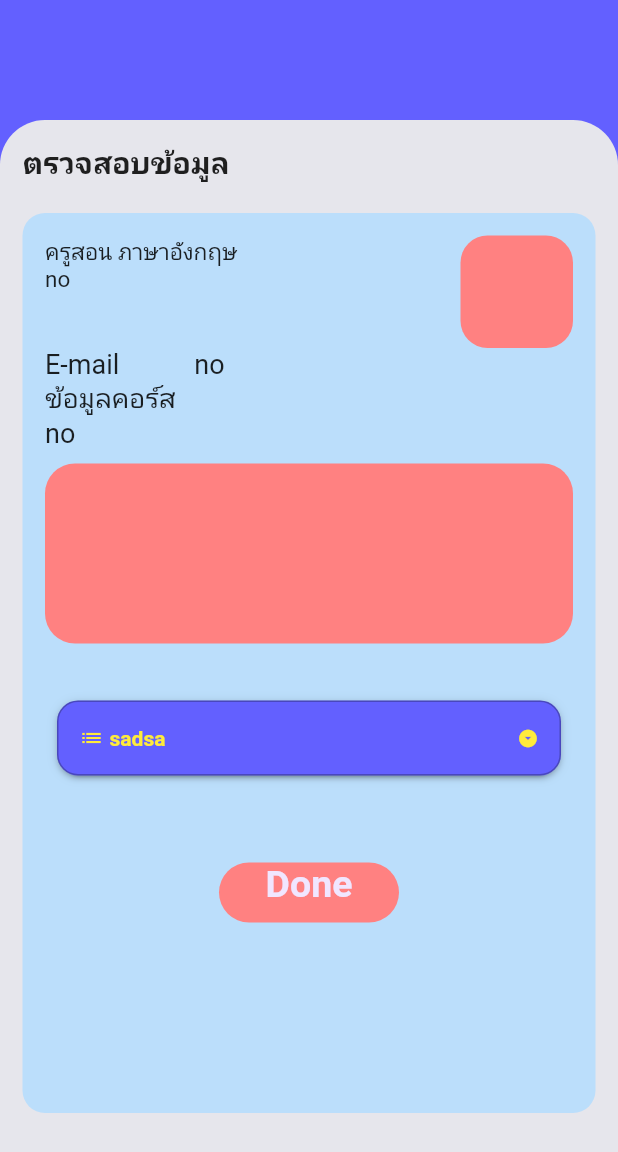
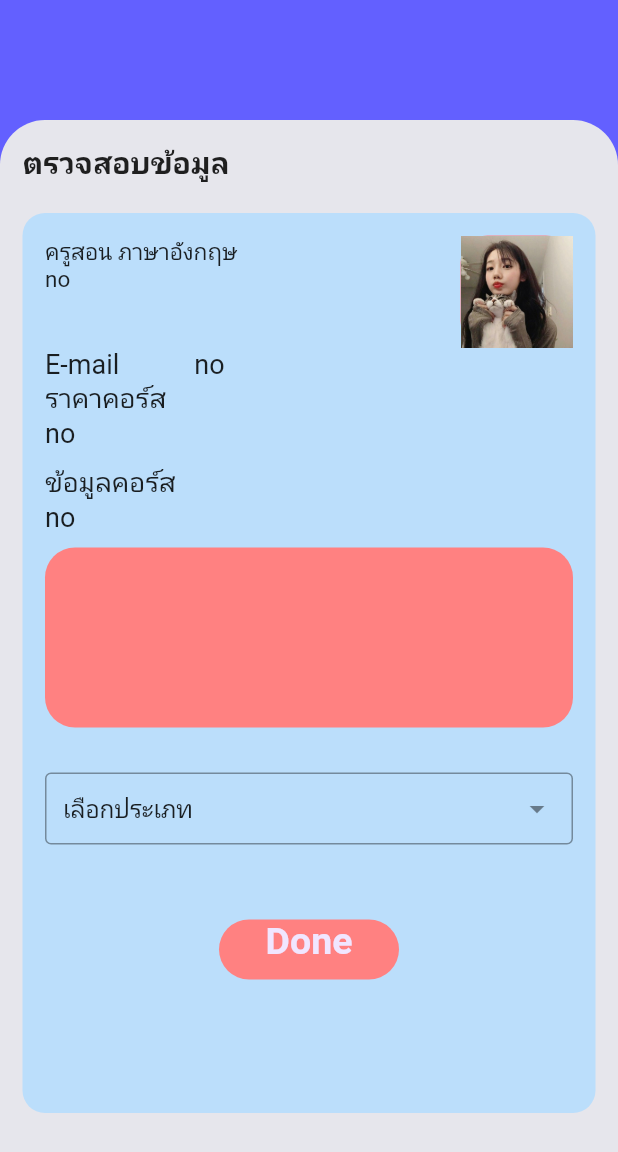
Before and after one commit to noymak/Luk-To-Learn, a Flutter app: the CheckInfoCourse screen opened by its route, on a phone screen of 412 x 824 dp. Shown: the top 1152 px of the screen. Run offline on Flutter 3.47's test engine with Material 2 defaults, Android fonts, the phone set to English and light mode, and no system bars; drawn by our look-alikes of dropdown_button2, dropdown_search; our stand-ins replace cloud_firestore, firebase_auth, firebase_core, firebase_storage, get, google_fonts and 3 more; missing offline and left inert: splash_screen_view; accounts and stored records are empty; network calls fail; Roboto replaces fonts that are missing (Kanit).

Commit message:
เพิ่มบัค

```diff
--- a/project-main/lib/Screens/tutor_screen/checkinfocourse.dart
+++ b/project-main/lib/Screens/tutor_screen/checkinfocourse.dart
@@ -1,4 +1,5 @@
 import 'package:dropdown_button2/dropdown_button2.dart';
+import 'package:dropdown_search/dropdown_search.dart';
 import 'package:flutter/material.dart';
 import 'package:get/get.dart';
 import 'package:google_fonts/google_fonts.dart';
@@ -18,18 +19,6 @@ class _CheckInfoCourseState extends State<CheckInfoCourse> {
   @override
   Widget build(BuildContext context) {
     var size = MediaQuery.of(context).size;
-
-    final List<String> items = [
-      'ภาษาไทย',
-      'ภาษาอังกฤษ',
-      'คณิตศาสตร์',
-      'วิทยาศาสตร์',
-      'เคมี',
-      'ฟิสิกซ์',
-      'ศิลปะ',
-      'การออกกำลังกาย',
-    ];
-    String? selectedValue;
 
     return Scaffold(
       backgroundColor: kPrimaryColors,
@@ -93,7 +82,6 @@ class _CheckInfoCourseState extends State<CheckInfoCourse> {
                                       fontSize: 15,
                                     ),
                                   ),
-
                                 ],
                               ),
                               Container(
@@ -103,7 +91,8 @@ class _CheckInfoCourseState extends State<CheckInfoCourse> {
                                     borderRadius: BorderRadius.circular(18),
                                     color: kPrimaryColor1,
                                   ),
-                              ),
+                                  child:
+                                      Image.asset('assets/images/profile.jpg')),
                             ],
                           ),
                           Row(
@@ -126,6 +115,21 @@ class _CheckInfoCourseState extends State<CheckInfoCourse> {
                                 ),
                               )
                             ],
+                          ),
+                          Text(
+                            'ราคาคอร์ส',
+                            style: GoogleFonts.kanit(
+                              fontSize: 18,
+                            ),
+                          ),
+                          Text(
+                            (courseController.listCourses.length > 0
+                                ? courseController.listCourses[0]['price']
+                                : 'no'),
+                            style: GoogleFonts.kanit(fontSize: 18),
+                          ),
+                          SizedBox(
+                            height: 10,
                           ),
                           Text(
                             'ข้อมูลคอร์ส',
@@ -153,92 +157,19 @@ class _CheckInfoCourseState extends State<CheckInfoCourse> {
                           SizedBox(
                             height: 30,
                           ),
-                          Padding(
-                            padding: const EdgeInsets.all(8.0),
-                            child: Center(
-                              child: DropdownButtonHideUnderline(
-                                child: DropdownButton2(
-                                  isExpanded: true,
-                                  hint: Row(
-                                    children: [
-                                      Icon(
-                                        Icons.list,
-                                        size: 16,
-                                        color: Colors.yellow,
-                                      ),
-                                      SizedBox(
-                                        width: 4,
-                                      ),
-                                      Expanded(
-                                        child: Text(
-                                          'sadsa',
-                                          style: TextStyle(
-                                            fontSize: 14,
-                                            fontWeight: FontWeight.bold,
-                                            color: Colors.yellow,
-                                          ),
-                                          overflow: TextOverflow.ellipsis,
-                                        ),
-                                      ),
-                                    ],
-                                  ),
-                                  items: items
-                                      .map((item) => DropdownMenuItem<String>(
-                                            value: item,
-                                            child: Text(
-                                              item,
-                                              style: const TextStyle(
-                                                fontSize: 14,
-                                                fontWeight: FontWeight.bold,
-                                                color: Colors.white,
-                                              ),
-                                              overflow: TextOverflow.ellipsis,
-                                            ),
-                                          ))
-                                      .toList(),
-                                  value: selectedValue,
-                                  onChanged: (value) {
-                                    setState(() {
-                                      selectedValue = value as String;
-                                    });
-                                    print(selectedValue);
+                          DropdownSearch(
+                            items: ["ภาษาไทย", "ภาษาอังกฤษ", "คณิตศาสตร์", "วิทยาศาสตร์"],
+                            // InputDecoration(labelText: "Name"),
+                            onChanged: print,
+                            selectedItem: "เลือกประเภท",
+                            validator: (String? item) {
+                              if (item == null)
+                                return "Required field";
+                              else if (item == "ภาษาไทย")
+                                return "Invalid item";
+                              else
+                                return null;
                             },
-                                  icon: const Icon(
-                                    Icons.arrow_drop_down_circle,
-                                  ),
-                                  iconSize: 14,
-                                  iconEnabledColor: Colors.yellow,
-                                  iconDisabledColor: Colors.grey,
-                                  buttonHeight: 50,
-                                  buttonWidth: size.width,
-                                  buttonPadding: const EdgeInsets.only(
-                                      left: 14, right: 14),
-                                  buttonDecoration: BoxDecoration(
-                                    borderRadius: BorderRadius.circular(14),
-                                    border: Border.all(
-                                      color: Colors.black26,
-                                    ),
-                                    color: kPrimaryColors,
-                                  ),
-                                  buttonElevation: 2,
-                                  itemHeight: 30,
-                                  itemPadding: const EdgeInsets.only(
-                                      left: 40, right: 14),
-                                  dropdownMaxHeight: 200,
-                                  dropdownWidth: size.width*0.9,
-                                  dropdownPadding: null,
-                                  dropdownDecoration: BoxDecoration(
-                                    borderRadius: BorderRadius.circular(14),
-                                    color: kPrimaryColors,
-                                  ),
-                                  dropdownElevation: 8,
-                                  scrollbarRadius: const Radius.circular(40),
-                                  scrollbarThickness: 6,
-                                  scrollbarAlwaysShow: true,
-                                  offset: const Offset(-20, 0),
-                                ),
-                              ),
-                            ),
                           ),
                           SizedBox(
                             height: 50,
--- a/project-main/lib/Screens/user_screen/editprofile.dart
+++ b/project-main/lib/Screens/user_screen/editprofile.dart
@@ -84,10 +84,12 @@ class _EditProfileState extends State<EditProfile> {
                               radius: 55,
                               backgroundImage: file != null
                                   ? Image.file(
-                              File(userprofileController.file!.path.toString()),
+                                      File(userprofileController.file!.path
+                                          .toString()),
                                       fit: BoxFit.cover,
                                     ).image
-                          : Image.asset('assets/images/profile.jpg').image,
+                                  : Image.asset('assets/images/profile.jpg')
+                                      .image,
                             ),
                           );
                         }),
@@ -122,14 +124,18 @@ class _EditProfileState extends State<EditProfile> {
                                           children: [
                                             InkWell(
                                               onTap: () {
-                                        userprofileController.chooseImages(
-                                            ImageSource.camera, context);
+                                                userprofileController
+                                                    .chooseImages(
+                                                        ImageSource.camera,
+                                                        context);
                                               },
                                               splashColor: kPrimaryColor1,
                                               child: Row(
                                                 children: [
                                                   Padding(
-                                            padding: const EdgeInsets.all(8.0),
+                                                    padding:
+                                                        const EdgeInsets.all(
+                                                            8.0),
                                                     child: Icon(
                                                       Icons.camera,
                                                       color: kPrimaryColor1,
@@ -140,7 +146,8 @@ class _EditProfileState extends State<EditProfile> {
                                                     style: GoogleFonts.kanit(
                                                       textStyle: TextStyle(
                                                           fontSize: 18,
-                                                  fontWeight: FontWeight.bold),
+                                                          fontWeight:
+                                                              FontWeight.bold),
                                                     ),
                                                   ),
                                                 ],
@@ -148,14 +155,18 @@ class _EditProfileState extends State<EditProfile> {
                                             ),
                                             InkWell(
                                               onTap: () {
-                                        userprofileController.chooseImages(
-                                            ImageSource.gallery, context);
+                                                userprofileController
+                                                    .chooseImages(
+                                                        ImageSource.gallery,
+                                                        context);
                                               },
                                               splashColor: kPrimaryColor1,
                                               child: Row(
                                                 children: [
                                                   Padding(
-                                            padding: const EdgeInsets.all(8.0),
+                                                    padding:
+                                                        const EdgeInsets.all(
+                                                            8.0),
                                                     child: Icon(
                                                       Icons.image,
                                                       color: kPrimaryColor1,
@@ -166,7 +177,8 @@ class _EditProfileState extends State<EditProfile> {
                                                     style: GoogleFonts.kanit(
                                                       textStyle: TextStyle(
                                                           fontSize: 18,
-                                                  fontWeight: FontWeight.bold),
+                                                          fontWeight:
+                                                              FontWeight.bold),
                                                     ),
                                                   ),
                                                 ],
@@ -182,7 +194,9 @@ class _EditProfileState extends State<EditProfile> {
                                               child: Row(
                                                 children: [
                                                   Padding(
-                                            padding: const EdgeInsets.all(8.0),
+                                                    padding:
+                                                        const EdgeInsets.all(
+                                                            8.0),
                                                     child: Icon(
                                                       Icons.remove_circle,
                                                       color: kPrimaryColor1,
@@ -193,7 +207,8 @@ class _EditProfileState extends State<EditProfile> {
                                                     style: GoogleFonts.kanit(
                                                       textStyle: TextStyle(
                                                           fontSize: 18,
-                                                  fontWeight: FontWeight.bold),
+                                                          fontWeight:
+                                                              FontWeight.bold),
                                                     ),
                                                   ),
                                                 ],
@@ -286,14 +301,17 @@ class _EditProfileState extends State<EditProfile> {
                               ),
                               GestureDetector(
                                 onTap: () {
+
                                   userprofileController.addDetail(
                                       userprofileController
                                           .firstnameController.text,
                                       userprofileController
                                           .lastnameController.text,
-                                      userprofileController.phoneController.text,
+                                      userprofileController
+                                          .phoneController.text,
                                       context,
-                                      userprofileController.emailController.text);
+                                      userprofileController
+                                          .emailController.text);
                                 },
                                 child: Container(
                                   height: 50,
@@ -344,8 +362,10 @@ Container EditPro(String text, TextEditingController controller) {
     child: Padding(
       padding: const EdgeInsets.symmetric(horizontal: 10),
       child: TextFormField(
+        controller: controller,
         decoration: InputDecoration(
           border: InputBorder.none,
+
           hintText: text,
         ),
       ),
--- a/project-main/lib/Screens/user_screen/paymentselect.dart
+++ b/project-main/lib/Screens/user_screen/paymentselect.dart
@@ -59,14 +59,14 @@ class _PaymentSelectState extends State<PaymentSelect> {
                         ListTile(
                           onTap: () {Navigator.pushNamed(context, '/paymentqr');},
                           leading: Container(
-                              height: 40, width: 40, child: Image.asset('')),
+                              height: 60, width: 60, child: Image.asset('assets/images/9cRHWYxV_400x400.jpg')),
                           title: Text('SCB QR'),
                           trailing: Icon(Icons.arrow_forward_ios),
                         ),
                         ListTile(
                           onTap: () {Navigator.pushNamed(context, '/paymentvisa');},
                           leading: Container(
-                              height: 40, width: 40, child: Image.asset('')),
+                              height: 60, width: 60, child: Image.asset('assets/images/349221.png')),
                           title: Text('Credit Card'),
                           trailing: Icon(Icons.arrow_forward_ios),
                         ),
--- a/project-main/lib/controllers/courses_controller.dart
+++ b/project-main/lib/controllers/courses_controller.dart
@@ -41,7 +41,14 @@ class CoursesController extends GetxController {
 
   Future addDetail(String tutorname, String coursename, String price,
       String detailcourse, BuildContext context, String email) async {
-    if (checkEmpty()) {
+        // print(email);
+        // print(tutorname);
+        // print(price);
+        // print(detailcourse);
+        // print(coursename);
+
+   try {
+      if (checkEmpty()) {
       return MotionToast.error(
         description: Text("Error"),
         title: Text("กรอกข้อมูลให้ครบถ้วน",
@@ -50,16 +57,16 @@ class CoursesController extends GetxController {
     } else {
       await FirebaseFirestore.instance
       .collection('courses')
-      .doc(FirebaseAuth.instance.currentUser!.uid)
+      .doc(email)
       .set({
         'tutorname': tutorname,
         'coursename': coursename,
         'price': price,
         'detailcourse': detailcourse,
         'email': email,
-        'image' : ''
+        'image' : '',
+      }).then((value) {
 
-      }).then((value) {
         Get.toNamed('/checkinfocourse');
         showDetail(email);
         MotionToast.info(
@@ -69,6 +76,9 @@ class CoursesController extends GetxController {
         ).show(context);
       });
     }
+   } catch (e) {
+      print(e);
+   }
   }
 
   Future showDetail(
--- a/project-main/lib/controllers/userprofile_controller.dart
+++ b/project-main/lib/controllers/userprofile_controller.dart
@@ -29,6 +29,10 @@ class UserProfileController extends GetxController {
 
   Future addDetail(String firstname, String lastname, String phone,
       BuildContext context, String email) async {
+        print(firstnameController.text);
+        print(lastnameController.text);
+        print(phoneController.text);
+        print(emailController.text);
     if (checkEmpty()) {
       return MotionToast.error(
         description: Text("Error"),
--- a/project-main/pubspec.yaml
+++ b/project-main/pubspec.yaml
@@ -44,6 +44,7 @@ dependencies:
   firebase_storage: ^10.3.5
   image_picker: ^0.8.5+3
   dropdown_button2: ^1.7.2
+  dropdown_search: ^5.0.2
 
 dev_dependencies:
   flutter_test:
```
Also changed, not shown: project-main/assets/images/349221.png (added), project-main/assets/images/9cRHWYxV_400x400.jpg (added), project-main/pubspec.lock. Lines whose indentation alone changed are shown as unchanged.
